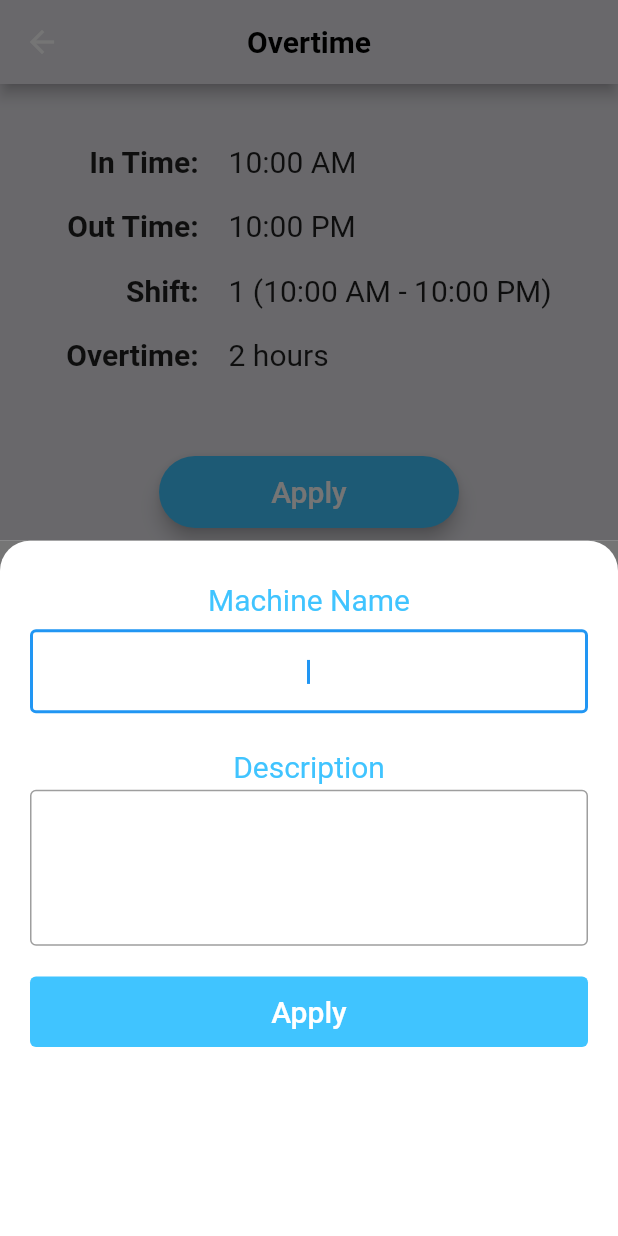
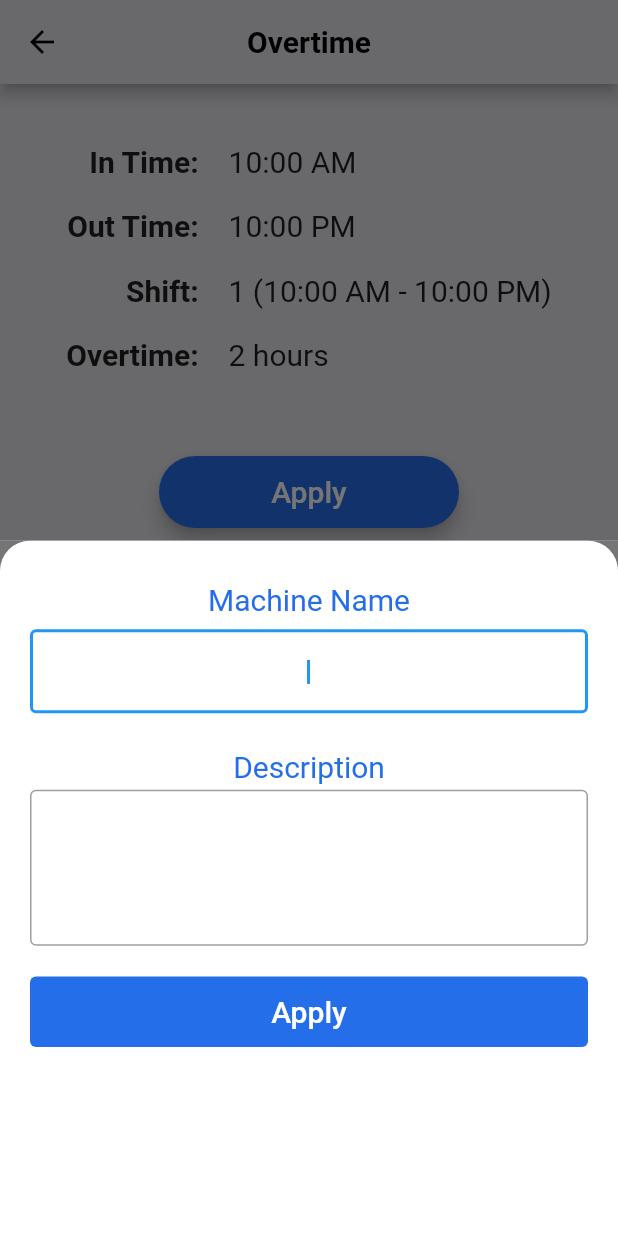
Before and after one commit to daadreyaa/rane-attendance-app, a Flutter app: the OvertimeDetailsScreen screen opened by its route, after a tap on "Apply", on a phone screen of 412 x 824 dp. Run offline on Flutter 3.47's test engine with Material 2 defaults, Android fonts, the phone set to English and light mode, and no system bars; our stand-ins replace auto_size_text, flutter_holo_date_picker, font_awesome_flutter, google_fonts, month_picker_dialog, percent_indicator and 1 more; missing offline and left inert: horizontal_center_date_picker; network calls fail.

Commit message:
minor ui changes

```diff
--- a/lib/screens/dashboard_screen.dart
+++ b/lib/screens/dashboard_screen.dart
@@ -17,8 +17,9 @@ class _DashBoardPageState extends State<DashBoardPage> {
     return Scaffold(
       backgroundColor: kAppbarTextColor,
       appBar: AppBar(
+        foregroundColor: Colors.black,
         backgroundColor: kBackgroundColor,
-        automaticallyImplyLeading: false,
+        automaticallyImplyLeading: true,
         title: Text(
           'Hi, User',
           style: kHeadingText,
@@ -40,7 +41,7 @@ class _DashBoardPageState extends State<DashBoardPage> {
             ),
           ),
         ],
-        centerTitle: false,
+        centerTitle: true,
         elevation: 0,
       ),
       body: Padding(
--- a/lib/screens/home_screen.dart
+++ b/lib/screens/home_screen.dart
@@ -25,7 +25,7 @@ class _HomeScreenState extends State<HomeScreen> {
       backgroundColor: kBackgroundColor,
       appBar: AppBar(
         title: Text(
-          'Welcome',
+          'Welcome, User',
           style: GoogleFonts.lexendDeca(
             textStyle: const TextStyle(fontSize: 20.0, fontWeight: FontWeight.w700, color: Colors.black
             ),
--- a/lib/screens/leave_screen.dart
+++ b/lib/screens/leave_screen.dart
@@ -26,12 +26,14 @@ class _LeavePageState extends State<LeavePage> {
   @override
   Widget build(BuildContext context) {
     return Scaffold(
+
       backgroundColor: kBackgroundColor,
       appBar: AppBar(
-        backgroundColor: kRoyaleBlue,
+        foregroundColor: Colors.black,
+        backgroundColor: kAppbarTextColor,
         title: Text(
           "Leave/OD",
-          style: kPrimaryText,
+          style: kHeadingText,
         ),
         centerTitle: true,
       ),
--- a/lib/screens/overtime_details_screen.dart
+++ b/lib/screens/overtime_details_screen.dart
@@ -17,6 +17,7 @@ class _OvertimeDetailsScreenState extends State<OvertimeDetailsScreen> {
   Widget build(BuildContext context) {
     return Scaffold(
       appBar: AppBar(
+        foregroundColor: Colors.black,
         title: Text(
           'Overtime',
           style: GoogleFonts.lexendDeca(
@@ -146,7 +147,7 @@ class _OvertimeDetailsScreenState extends State<OvertimeDetailsScreen> {
             ),
             RoundedButton(
               title: 'Apply',
-              color: Colors.lightBlueAccent,
+              color: kRoyaleBlue,
               onPressed: () {
                 showModalBottomSheet(
                   context: context,
@@ -194,7 +195,7 @@ class ConfirmationModal extends StatelessWidget {
                   'Machine Name',
                   textAlign: TextAlign.center,
                   style: TextStyle(
-                    color: Colors.lightBlueAccent,
+                    color: kRoyaleBlue,
                     fontSize: 20.0,
                     fontWeight: FontWeight.w400,
                   ),
@@ -225,7 +226,7 @@ class ConfirmationModal extends StatelessWidget {
                   'Description',
                   textAlign: TextAlign.center,
                   style: TextStyle(
-                    color: Colors.lightBlueAccent,
+                    color: kRoyaleBlue,
                     fontSize: 20.0,
                     fontWeight: FontWeight.w400,
                   ),
@@ -263,7 +264,7 @@ class ConfirmationModal extends StatelessWidget {
                   ),
                 ),
                 style: TextButton.styleFrom(
-                  backgroundColor: Colors.lightBlueAccent,
+                  backgroundColor: kRoyaleBlue,
                 ),
                 onPressed: () {
                   if (machineName != '' && description != '') {
--- a/lib/screens/overtime_screen.dart
+++ b/lib/screens/overtime_screen.dart
@@ -22,6 +22,7 @@ class _OvertimeScreenState extends State<OvertimeScreen> {
   Widget build(BuildContext context) {
     return Scaffold(
       appBar: AppBar(
+        foregroundColor: Colors.black,
         title: Text(
           'Overtime',
           style: GoogleFonts.lexendDeca(
@@ -64,7 +65,7 @@ class _OvertimeScreenState extends State<OvertimeScreen> {
                     textStyle: const TextStyle(
                       fontSize: 20.0,
                       fontWeight: FontWeight.bold,
-                      fontStyle: FontStyle.italic,
+
                     ),
                   ),
                 ),
```
